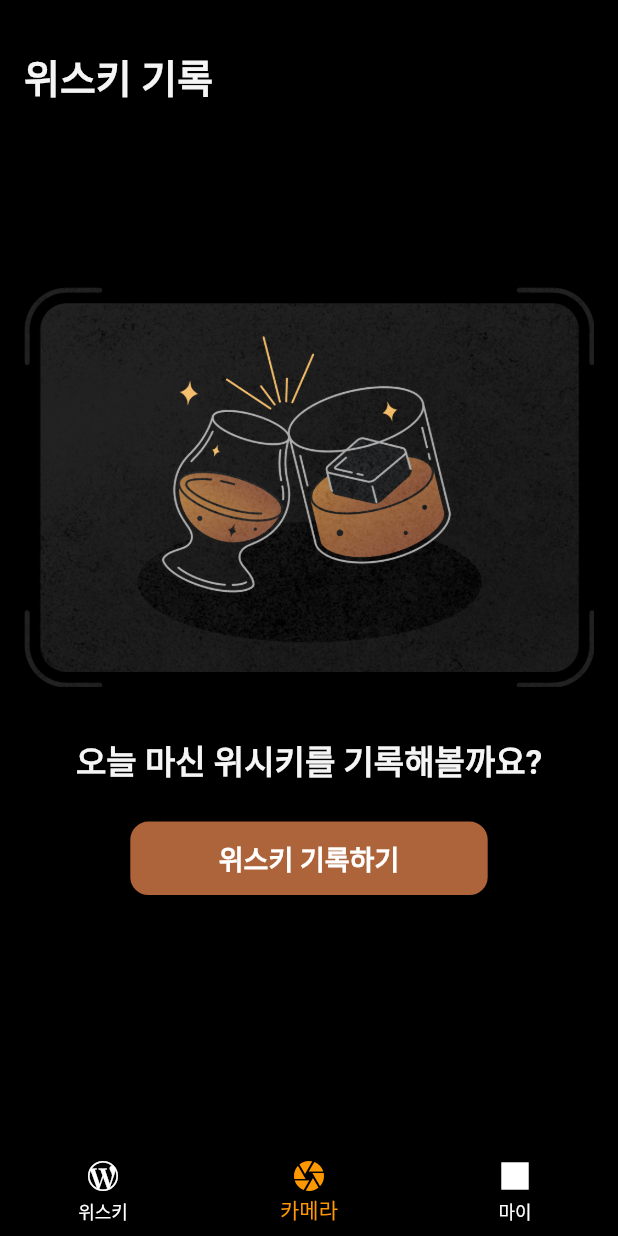
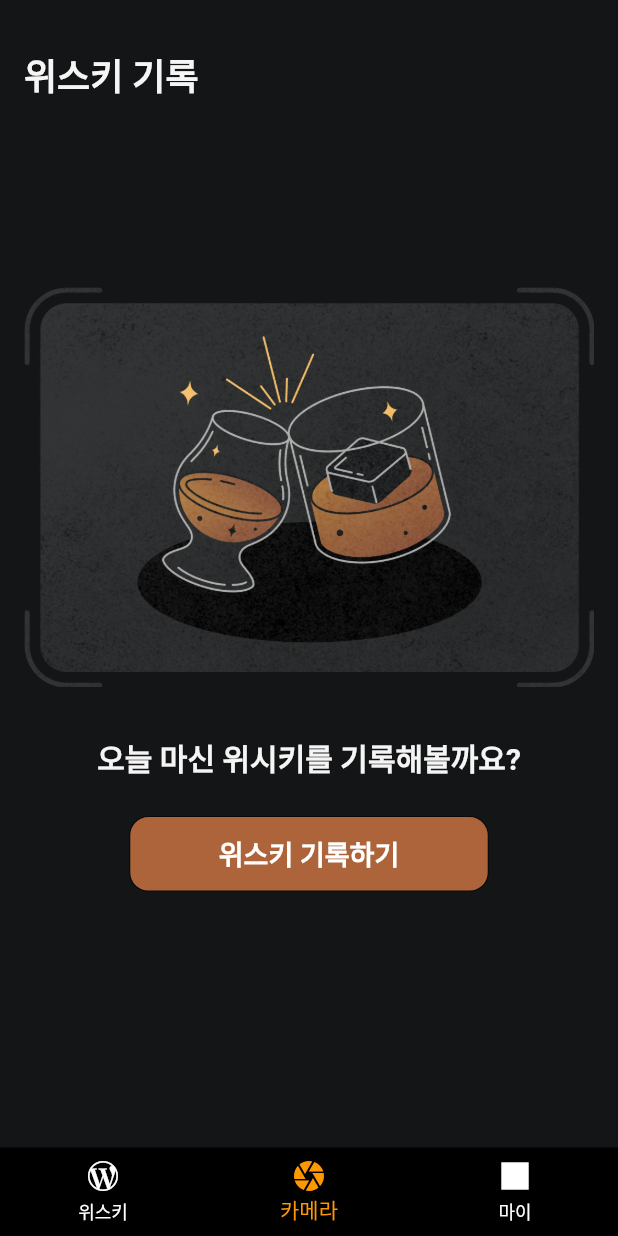
Before and after one commit to earning-rightly/whilabel, a Flutter app: the screen it shows after launch, item 2 of the bottom bar chosen, on a phone screen of 412 x 824 dp. Run offline on Flutter 3.47's test engine with Material 2 defaults, Android fonts, the phone set to English and light mode, and no system bars; our stand-ins replace cloud_firestore, dartx, firebase_auth, firebase_core, flutter_dotenv, flutter_rating_bar and 7 more; missing offline and left inert: cloud_firestore_odm, kakao_flutter_sdk_user; accounts and stored records are empty; generated files the repository leaves out were written again; network calls fail; Roboto replaces fonts that are missing (Pretendard); project files that could hold a hidden picture were left out.

Commit message:
[feature] change scaffoldBackgroundColor & TextStyle
- themeData에서 사용중인 기본 색상을 변경하였습니다.
- TextStylesManager에서 잘못 등록한 fontSize를 변경합니다

```diff
--- a/apps/mobiles/whilabel/lib/screens/constants/text_styles_manager.dart
+++ b/apps/mobiles/whilabel/lib/screens/constants/text_styles_manager.dart
@@ -3,11 +3,11 @@ import 'package:flutter/rendering.dart';
 class TextStylesManager {
 // bold style
   static TextStyle bold28 =
-      TextStyle(fontSize: 30, fontWeight: FontWeight.bold);
+      TextStyle(fontSize: 28, fontWeight: FontWeight.bold);
   static TextStyle bold24 =
-      TextStyle(fontSize: 26, fontWeight: FontWeight.bold);
+      TextStyle(fontSize: 24, fontWeight: FontWeight.bold);
   static TextStyle bold20 =
-      TextStyle(fontSize: 22, fontWeight: FontWeight.bold);
+      TextStyle(fontSize: 20, fontWeight: FontWeight.bold);
   static TextStyle bold18 =
       TextStyle(fontSize: 20, fontWeight: FontWeight.bold);
   static TextStyle bold16 =
--- a/apps/mobiles/whilabel/lib/screens/constants/themedata_manager.dart
+++ b/apps/mobiles/whilabel/lib/screens/constants/themedata_manager.dart
@@ -1,9 +1,10 @@
 import 'package:flutter/material.dart';
+import 'package:whilabel/screens/constants/colors_manager.dart';
 
 final ThemeData whilabelTheme = ThemeData(
   fontFamily: 'Pretendard',
-  scaffoldBackgroundColor: Colors.black,
-  appBarTheme: const AppBarTheme(backgroundColor: Colors.black),
+  scaffoldBackgroundColor: ColorsManager.black100,
+  appBarTheme: AppBarTheme(backgroundColor: ColorsManager.black100),
   bannerTheme: const MaterialBannerThemeData(backgroundColor: Colors.grey),
   textTheme: const TextTheme(
     bodyLarge:
```
